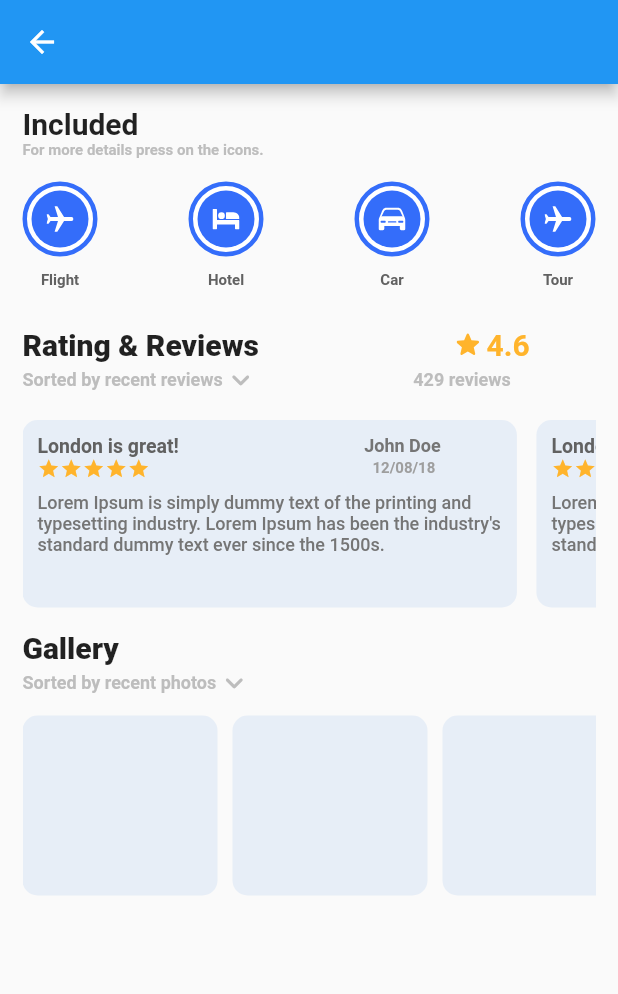
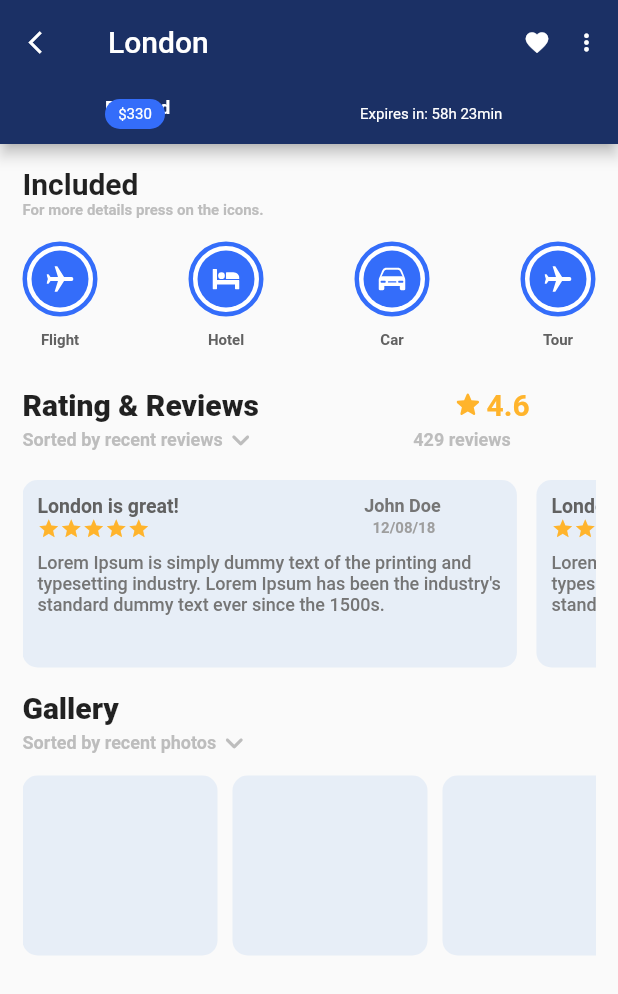
Before and after one commit to priyanka-kaustubh/travelApp, a Flutter app: the BestDealPage screen opened directly, on a phone screen of 412 x 824 dp. Shown: the top 994 px of the screen. Run offline on Flutter 3.47's test engine with Material 2 defaults, Android fonts, the phone set to English and light mode, and no system bars; our stand-ins replace flutter_svg.

Commit message:
custom app bar

```diff
--- a/lib/screens/bestDeal_screen.dart
+++ b/lib/screens/bestDeal_screen.dart
@@ -1,5 +1,6 @@
 import 'package:flutter/material.dart';
 import 'package:flutter_svg/flutter_svg.dart';
+
 
 
 class BestDealPage extends StatefulWidget {
@@ -11,7 +12,88 @@ class _BestDealPageState extends State<BestDealPage> {
   @override
   Widget build(BuildContext context) {
     return Scaffold(
-      appBar: AppBar(),
+      appBar: AppBar(
+        backgroundColor: Color(0xfff1b3065),
+        leading: Icon(
+          Icons.arrow_back_ios,
+          size: 18.0,
+        ),
+        title: Text(
+            "London",
+        ),
+        actions: [
+          Icon(
+              Icons.favorite,
+            size: 18.0,
+          ),
+          SizedBox(
+            width: 15.0,
+          ),
+          Icon(
+              Icons.more_vert,
+            size: 18.0,
+          ),
+          SizedBox(
+            width: 12.0,
+          ),
+
+        ],
+        flexibleSpace: Container(
+          margin: EdgeInsets.only(top: 65.0, left: 70.0),
+          child: Text(
+            "England",
+                style: TextStyle(
+              fontSize: 12.0,
+                  fontWeight: FontWeight.w600,
+                  color: Colors.white
+          ),
+          ),
+        ),
+
+        bottom: PreferredSize(
+          preferredSize: Size.fromHeight(40.0),
+          child: Row(
+            mainAxisAlignment: MainAxisAlignment.start,
+            crossAxisAlignment: CrossAxisAlignment.center,
+            children: [
+              Container(
+                height: 20,
+                width: 40,
+                decoration: BoxDecoration(
+                  borderRadius: BorderRadius.circular(10.0),
+                  color: Color(0xfff346dfa)
+                ),
+
+                margin: EdgeInsets.only(left: 70.0, bottom: 10.0),
+                padding: EdgeInsets.all(4.0),
+                child: Text(
+
+                    "\$330",
+                  style: TextStyle(
+                    fontSize: 10.0,
+                    color: Colors.white
+                  ),
+                  textAlign: TextAlign.center,
+                ),
+              ),
+
+              Container(
+                margin: EdgeInsets.only(left: 130.0,),
+                padding: EdgeInsets.only(bottom: 10.0),
+                child: Text(
+
+                  "Expires in: 58h 23min",
+                  style: TextStyle(
+                    color: Colors.white,
+                    fontSize: 10.0
+                  ),
+                  textAlign: TextAlign.center,
+                ),
+              )
+            ],
+          ),
+        ),
+      ),
       body: SingleChildScrollView(
         child: Container(
           margin: EdgeInsets.all(15.0),
--- a/pubspec.yaml
+++ b/pubspec.yaml
@@ -54,6 +54,7 @@ flutter:
     - assets/images/star.svg
     - assets/images/tour.svg
     - assets/images/airoplane.svg
+    - assets/images/more.svg
   #   - images/a_dot_ham.jpeg
 
   # An image asset can refer to one or more resolution-specific "variants", see
```
Also changed, not shown: assets/images/more.svg (added).
